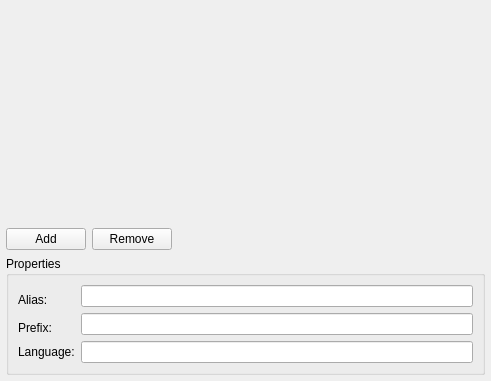
Qt form src/shared/qrceditor/qrceditor.ui (heiheshang/ananas-creator) before a commit.
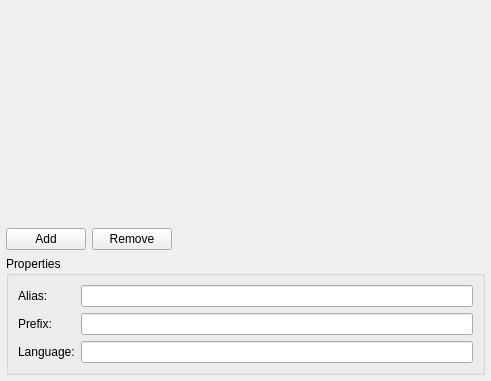
The same form after that commit.

Patch:
```diff
--- a/src/shared/qrceditor/qrceditor.ui
+++ b/src/shared/qrceditor/qrceditor.ui
@@ -11,9 +11,6 @@
    </rect>
   </property>
   <layout class="QVBoxLayout" name="verticalLayout_2">
-   <property name="spacing">
-    <number>-1</number>
-   </property>
    <property name="margin">
     <number>6</number>
    </property>
@@ -25,12 +22,6 @@
        <verstretch>0</verstretch>
       </sizepolicy>
      </property>
-     <property name="minimumSize">
-      <size>
-       <width>200</width>
-       <height>200</height>
-      </size>
-     </property>
     </widget>
    </item>
    <item>
@@ -75,53 +66,47 @@
      <property name="title">
       <string>Properties</string>
      </property>
-     <layout class="QVBoxLayout" name="verticalLayout">
-      <item>
-       <layout class="QGridLayout">
-        <property name="margin">
-         <number>0</number>
-        </property>
-        <property name="spacing">
-         <number>6</number>
-        </property>
+     <layout class="QFormLayout" name="formLayout">
+      <property name="sizeConstraint">
+       <enum>QLayout::SetMinAndMaxSize</enum>
+      </property>
+      <property name="fieldGrowthPolicy">
+       <enum>QFormLayout::ExpandingFieldsGrow</enum>
+      </property>
+      <item row="0" column="0">
+       <widget class="QLabel" name="aliasLabel">
+        <property name="text">
+         <string>Alias:</string>
+        </property>
+       </widget>
+      </item>
         <item row="0" column="1">
          <widget class="QLineEdit" name="aliasText"/>
         </item>
-        <item row="1" column="1" rowspan="2">
-         <widget class="QLineEdit" name="prefixText"/>
-        </item>
-        <item row="2" column="0">
+      <item row="1" column="0">
          <widget class="QLabel" name="prefixLabel">
           <property name="text">
            <string>Prefix:</string>
           </property>
          </widget>
         </item>
-        <item row="3" column="0">
+      <item row="1" column="1">
+       <widget class="QLineEdit" name="prefixText"/>
+      </item>
+      <item row="2" column="0">
          <widget class="QLabel" name="languageLabel">
           <property name="text">
            <string>Language:</string>
           </property>
          </widget>
         </item>
-        <item row="3" column="1">
+      <item row="2" column="1">
          <widget class="QLineEdit" name="languageText"/>
         </item>
-        <item row="0" column="0" rowspan="2">
-         <widget class="QLabel" name="aliasLabel">
-          <property name="text">
-           <string>Alias:</string>
-          </property>
-         </widget>
-        </item>
-       </layout>
-      </item>
-     </layout>
+     </layout>
     </widget>
    </item>
   </layout>
-  <zorder>centralWidget</zorder>
-  <zorder>groupBox</zorder>
  </widget>
  <resources/>
  <connections/>
```
Lines whose indentation alone changed are shown as unchanged.
